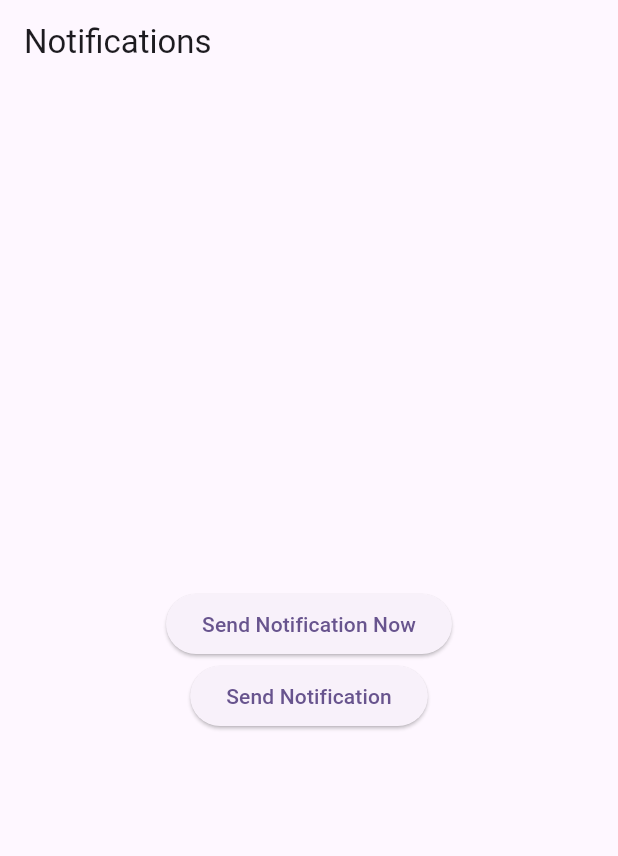
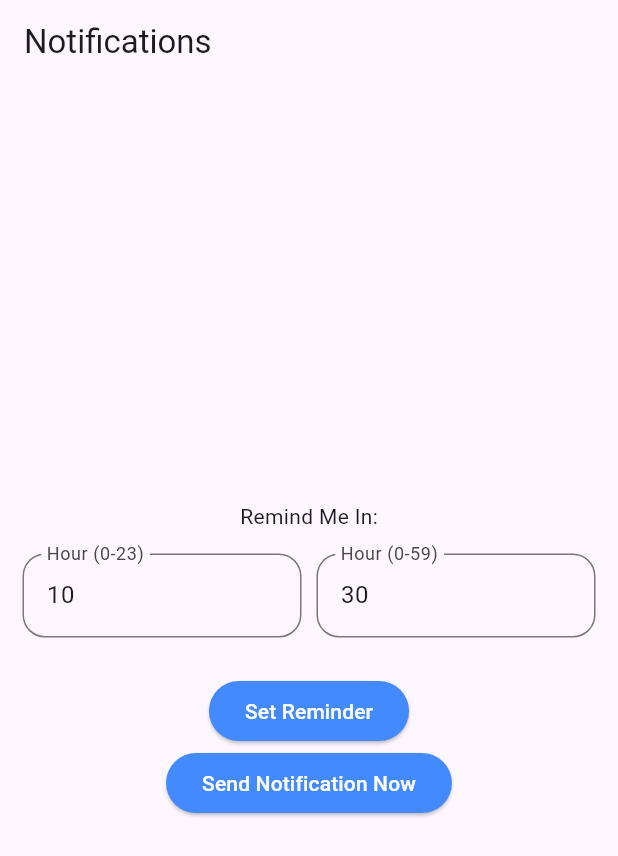
Before and after one commit to Swbhaav/chess, a Flutter app: the NotificationPage screen opened directly, on a phone screen of 412 x 824 dp. Shown: the top 856 px of the screen. Run offline on Flutter 3.47's test engine with Material 3 defaults, Android fonts, the phone set to English and light mode, and no system bars; our stand-ins replace cloud_firestore, firebase_auth, firebase_core, flutter_local_notifications, flutter_timezone, google_sign_in and 3 more; missing offline and left inert: agora_rtc_engine, zego_uikit_prebuilt_call; accounts and stored records are empty; generated files the repository leaves out were written again.

Commit message:
Notification Completed

```diff
--- a/lib/pages/authPages/login.dart
+++ b/lib/pages/authPages/login.dart
@@ -126,7 +126,7 @@ class LoginPage extends StatelessWidget {
                         );
                       },
                       child: Text(
-                        'Forget Password?',
+                        'Forgot Password?',
                         style: TextStyle(color: Colors.blueAccent),
                       ),
                     ),
--- a/lib/pages/notification_page.dart
+++ b/lib/pages/notification_page.dart
@@ -1,20 +1,204 @@
 import 'package:chessgame/services/notification/noti_service.dart';
+import 'package:chessgame/values/colors.dart';
 import 'package:flutter/material.dart';
 
-class NotificationPage extends StatelessWidget {
+class NotificationPage extends StatefulWidget {
   const NotificationPage({super.key});
 
   @override
+  State<NotificationPage> createState() => _NotificationPageState();
+}
+
+class _NotificationPageState extends State<NotificationPage> {
+  TextEditingController _hourController = TextEditingController();
+  TextEditingController _minuteController = TextEditingController();
+  final notiService = NotiService();
+
+  // Get Current time
+  TimeOfDay selectedTime = TimeOfDay.now();
+  String? _hourError;
+  String? _minuteError;
+
+  @override
+  void initState() {
+    super.initState();
+    // Initialize the text field with current time
+    _hourController.text = selectedTime.hour.toString();
+    _minuteController.text = selectedTime.minute.toString();
+  }
+
+  @override
+  void dispose() {
+    _hourController.dispose();
+    _minuteController.dispose();
+    super.dispose();
+  }
+
+  Future<void> _selectTime(BuildContext context) async {
+    final TimeOfDay? picked = await showTimePicker(
+      context: context,
+      initialTime: selectedTime,
+    );
+
+    if (picked != null && picked != selectedTime) {
+      setState(() {
+        selectedTime = picked;
+        _hourController.text = selectedTime.hour.toString();
+        _minuteController.text = selectedTime.minute.toString();
+      });
+    }
+  }
+
+  // Validate hour input
+  String? _validateHour(String? value) {
+    if (value == null || value.isEmpty) {
+      return 'Hour is required';
+    }
+    final hour = int.tryParse(value);
+    if (hour == null) {
+      return 'Enter a valid number';
+    }
+    if (hour < 0 || hour > 23) {
+      return 'Hour must be 0-23';
+    }
+    return null;
+  }
+
+  // Validate minute input
+  String? _validateMinute(String? value) {
+    if (value == null || value.isEmpty) {
+      return 'Minute is required';
+    }
+    final minute = int.tryParse(value);
+    if (minute == null) {
+      return 'Enter a valid number';
+    }
+    if (minute < 0 || minute > 59) {
+      return 'Minute must be 0-59';
+    }
+    return null;
+  }
+
+  @override
   Widget build(BuildContext context) {
-    final notiService = NotiService();
-
     return Scaffold(
       appBar: AppBar(title: const Text('Notifications')),
       body: Center(
         child: Column(
           mainAxisAlignment: MainAxisAlignment.center,
           children: [
+            const Text('Remind Me In:'),
+            Padding(
+              padding: const EdgeInsets.all(15.0),
+              child: Row(
+                children: [
+                  Expanded(
+                    child: TextField(
+                      controller: _hourController,
+                      keyboardType: TextInputType.number,
+                      decoration: InputDecoration(
+                        labelText: 'Hour (0-23)',
+                        border: const OutlineInputBorder(
+                          borderRadius: const BorderRadius.all(
+                            Radius.circular(15.0),
+                          ),
+                        ),
+                        errorText: _hourError,
+                      ),
+                      onChanged: (value) {
+                        setState(() {
+                          _hourError = _validateHour(value);
+                          if (_hourError == null && value.isNotEmpty) {
+                            selectedTime = TimeOfDay(
+                              hour: int.parse(value),
+                              minute: selectedTime.minute,
+                            );
+                          }
+                        });
+                      },
+                    ),
+                  ),
+                  SizedBox(width: 10),
+                  Expanded(
+                    child: TextField(
+                      controller: _minuteController,
+                      keyboardType: TextInputType.number,
+                      decoration: InputDecoration(
+                        labelText: 'Hour (0-59)',
+                        border: const OutlineInputBorder(
+                          borderRadius: const BorderRadius.all(
+                            Radius.circular(15.0),
+                          ),
+                        ),
+                        errorText: _minuteError,
+                      ),
+                      onChanged: (value) {
+                        setState(() {
+                          _minuteError = _validateMinute(value);
+                          if (_minuteError == null && value.isNotEmpty) {
+                            selectedTime = TimeOfDay(
+                              hour: selectedTime.hour,
+                              minute: int.parse(value),
+                            );
+                          }
+                        });
+                      },
+                    ),
+                  ),
+                ],
+              ),
+            ),
+            const SizedBox(height: 10),
             ElevatedButton(
+              style: ElevatedButton.styleFrom(
+                backgroundColor: Colors.blueAccent,
+              ),
+              onPressed: () async {
+                final hourError =_validateHour(_hourController.text);
+                final minuteError= _validateMinute(_minuteController.text);
+                setState(() {
+                  _hourError = hourError;
+                  _minuteError = minuteError;
+                });
+                if (hourError != null || minuteError != null) {
+                  ScaffoldMessenger.of(context).showSnackBar(
+                    const SnackBar(content: Text('Please enter a valid time')),
+                  );
+                  return;
+                }
+                try {
+
+                  // Ensure initialization before showing notification
+                  await notiService.init();
+                  await notiService.scheduleNotification(
+                    title: 'TIME TO PLAY',
+                    body: 'YOU HAVE A NEW NOTIFICATION',
+                    hour: selectedTime.hour,
+                    minute: selectedTime.minute,
+                  );
+                  ScaffoldMessenger.of(context).showSnackBar(
+                    SnackBar(
+                      content: Text(
+                        'Notification Scheduled! for ${selectedTime.format(context)}!',
+                      ),
+                    ),
+                  );
+                } catch (e) {
+                  print('Error: $e'); // Debug log
+                  ScaffoldMessenger.of(context).showSnackBar(
+                    SnackBar(content: Text('Failed to send notification: $e')),
+                  );
+                }
+              },
+              child: const Text(
+                'Set Reminder',
+                style: TextStyle(color: Colors.white),
+              ),
+            ),
+            ElevatedButton(
+              style: ElevatedButton.styleFrom(
+                backgroundColor: Colors.blueAccent,
+              ),
               onPressed: () async {
                 try {
                   // Ensure initialization before showing notification
@@ -33,30 +217,11 @@ class NotificationPage extends StatelessWidget {
                   );
                 }
               },
-              child: const Text('Send Notification Now'),
-            ),
-            ElevatedButton(
-              onPressed: () async {
-                try {
-                  // Ensure initialization before showing notification
-                  await notiService.init();
-                  await notiService.scheduleNotification(
-                    title: 'TIME TO PLAY',
-                    body: 'YOU HAVE A NEW NOTIFICATION',
-                    hour: 18,
-                    minute: 39,
-                  );
-                  ScaffoldMessenger.of(context).showSnackBar(
-                      const SnackBar(content: Text('Notification Scheduled!')),);
 
-                } catch (e) {
-                  print('Error: $e'); // Debug log
-                  ScaffoldMessenger.of(context).showSnackBar(
-                    SnackBar(content: Text('Failed to send notification: $e')),
-                  );
-                }
-              },
-              child: const Text('Send Notification'),
+              child: const Text(
+                'Send Notification Now',
+                style: TextStyle(color: Colors.white),
+              ),
             ),
           ],
         ),
```
